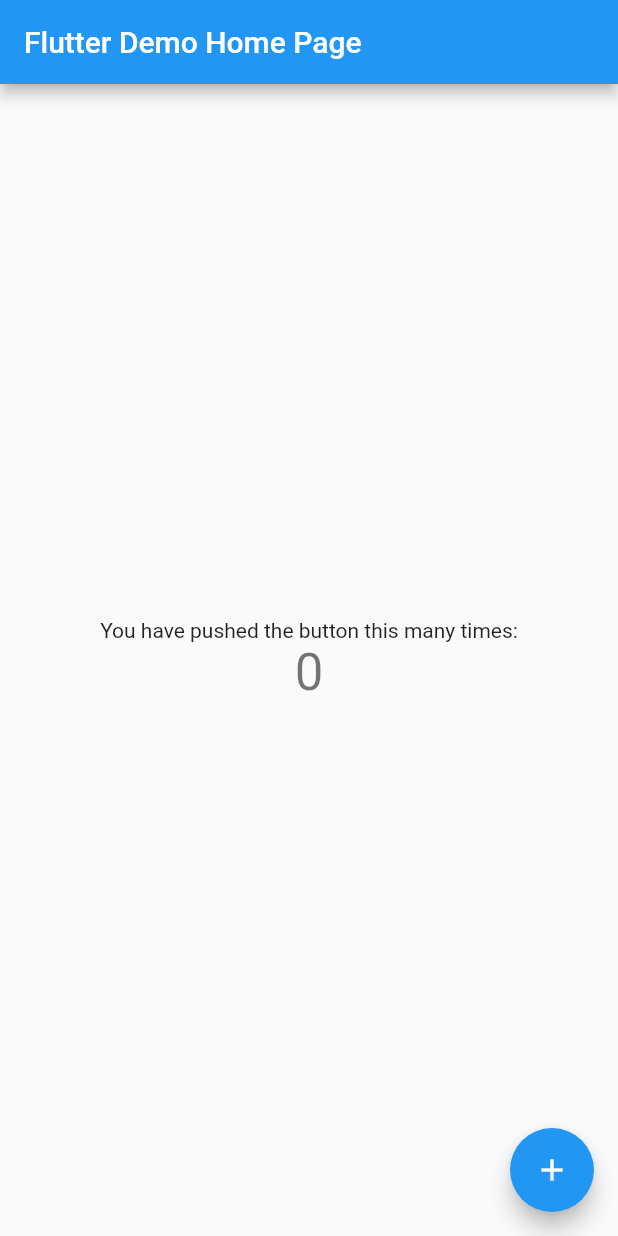
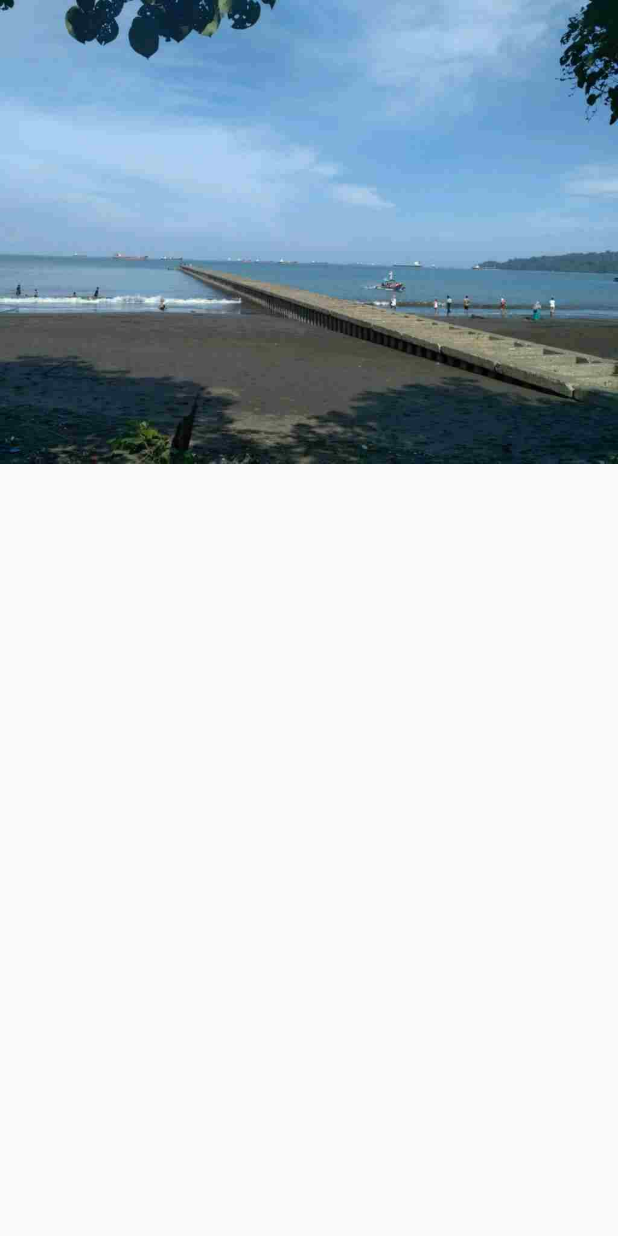
Before and after one commit to Dzaky02/flutter_basic_ui, a Flutter app: the screen it shows after launch, on a phone screen of 412 x 824 dp. Run offline on Flutter 3.47's test engine with Material 2 defaults, Android fonts, the light colour scheme and no system bars.

Commit message:
Create home_page and import image.

```diff
--- /dev/null
+++ b/lib/home_page.dart
@@ -0,0 +1,14 @@
+import 'package:flutter/material.dart';
+
+class HomePage extends StatelessWidget {
+  @override
+  Widget build(BuildContext context) {
+    return Scaffold(
+      body: SafeArea(
+        child: Image.asset(
+          'assets/images/img_pantai.jpg',
+        ),
+      ),
+    );
+  }
+}
--- a/lib/main.dart
+++ b/lib/main.dart
@@ -1,4 +1,5 @@
 import 'package:flutter/material.dart';
+import 'home_page.dart';
 
 void main() {
   runApp(MyApp());
@@ -9,105 +10,8 @@
   @override
   Widget build(BuildContext context) {
     return MaterialApp(
-      title: 'Flutter Demo',
-      theme: ThemeData(
-        // This is the theme of your application.
-        //
-        // Try running your application with "flutter run". You'll see the
-        // application has a blue toolbar. Then, without quitting the app, try
-        // changing the primarySwatch below to Colors.green and then invoke
-        // "hot reload" (press "r" in the console where you ran "flutter run",
-        // or simply save your changes to "hot reload" in a Flutter IDE).
-        // Notice that the counter didn't reset back to zero; the application
-        // is not restarted.
-        primarySwatch: Colors.blue,
-      ),
-      home: MyHomePage(title: 'Flutter Demo Home Page'),
+      debugShowCheckedModeBanner: false,
+      home: HomePage(),
     );
   }
 }
-
-class MyHomePage extends StatefulWidget {
-  MyHomePage({Key key, this.title}) : super(key: key);
-
-  // This widget is the home page of your application. It is stateful, meaning
-  // that it has a State object (defined below) that contains fields that affect
-  // how it looks.
-
-  // This class is the configuration for the state. It holds the values (in this
-  // case the title) provided by the parent (in this case the App widget) and
-  // used by the build method of the State. Fields in a Widget subclass are
-  // always marked "final".
-
-  final String title;
-
-  @override
-  _MyHomePageState createState() => _MyHomePageState();
-}
-
-class _MyHomePageState extends State<MyHomePage> {
-  int _counter = 0;
-
-  void _incrementCounter() {
-    setState(() {
-      // This call to setState tells the Flutter framework that something has
-      // changed in this State, which causes it to rerun the build method below
-      // so that the display can reflect the updated values. If we changed
-      // _counter without calling setState(), then the build method would not be
-      // called again, and so nothing would appear to happen.
-      _counter++;
-    });
-  }
-
-  @override
-  Widget build(BuildContext context) {
-    // This method is rerun every time setState is called, for instance as done
-    // by the _incrementCounter method above.
-    //
-    // The Flutter framework has been optimized to make rerunning build methods
-    // fast, so that you can just rebuild anything that needs updating rather
-    // than having to individually change instances of widgets.
-    return Scaffold(
-      appBar: AppBar(
-        // Here we take the value from the MyHomePage object that was created by
-        // the App.build method, and use it to set our appbar title.
-        title: Text(widget.title),
-      ),
-      body: Center(
-        // Center is a layout widget. It takes a single child and positions it
-        // in the middle of the parent.
-        child: Column(
-          // Column is also a layout widget. It takes a list of children and
-          // arranges them vertically. By default, it sizes itself to fit its
-          // children horizontally, and tries to be as tall as its parent.
-          //
-          // Invoke "debug painting" (press "p" in the console, choose the
-          // "Toggle Debug Paint" action from the Flutter Inspector in Android
-          // Studio, or the "Toggle Debug Paint" command in Visual Studio Code)
-          // to see the wireframe for each widget.
-          //
-          // Column has various properties to control how it sizes itself and
-          // how it positions its children. Here we use mainAxisAlignment to
-          // center the children vertically; the main axis here is the vertical
-          // axis because Columns are vertical (the cross axis would be
-          // horizontal).
-          mainAxisAlignment: MainAxisAlignment.center,
-          children: <Widget>[
-            Text(
-              'You have pushed the button this many times:',
-            ),
-            Text(
-              '$_counter',
-              style: Theme.of(context).textTheme.headline4,
-            ),
-          ],
-        ),
-      ),
-      floatingActionButton: FloatingActionButton(
-        onPressed: _incrementCounter,
-        tooltip: 'Increment',
-        child: Icon(Icons.add),
-      ), // This trailing comma makes auto-formatting nicer for build methods.
-    );
-  }
-}
--- a/pubspec.yaml
+++ b/pubspec.yaml
@@ -45,9 +45,8 @@
   uses-material-design: true
 
   # To add assets to your application, add an assets section, like this:
-  # assets:
-  #   - images/a_dot_burr.jpeg
-  #   - images/a_dot_ham.jpeg
+  assets:
+    - assets/images/img_pantai.jpg
 
   # An image asset can refer to one or more resolution-specific "variants", see
   # https://flutter.dev/assets-and-images/#resolution-aware.
```
Also changed, not shown: assets/images/img_pantai.jpg (added).
